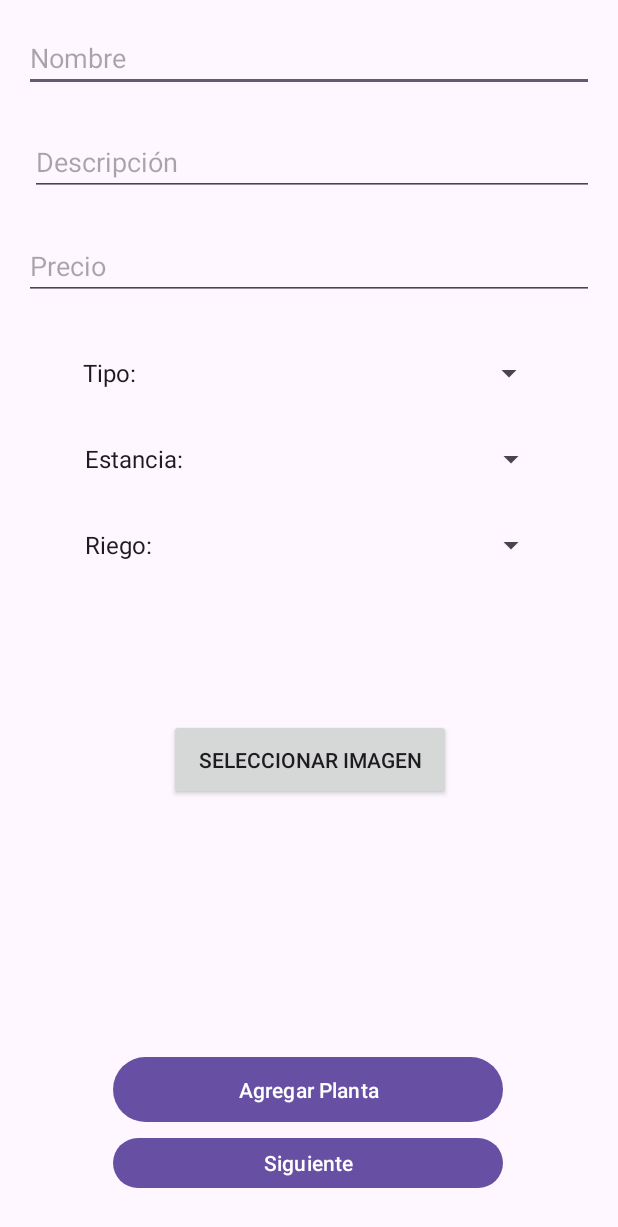
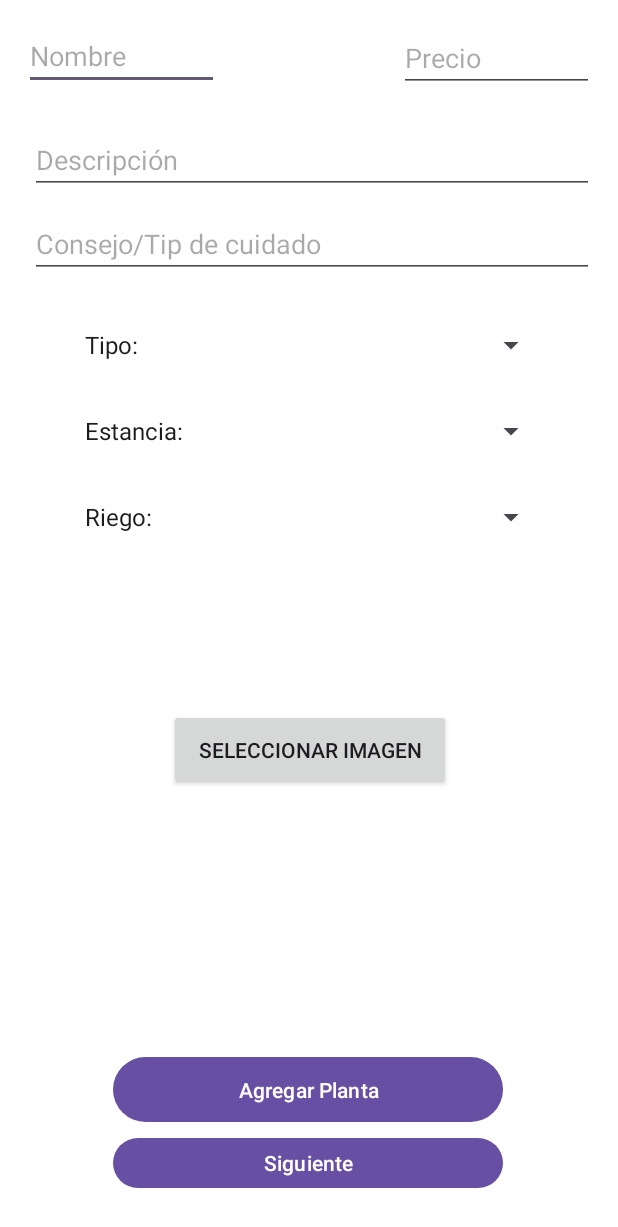
Before and after one commit to AxellSC/GreenLeaf-V1.0.0, an Android app: the FormActivity screen opened directly, with no data from a screen before it, after a tap on "Agregar Planta", on a phone screen of 412 x 824 dp. Shown: the top 1227 px of the screen. Run offline under Robolectric (Android 15) with nearby library versions, the phone set to English and light mode, and no system bars; our stand-ins replace Firebase (no records; nobody signed in at launch, a user with empty details on screens opened directly).

Commit message:
Se agregó el consejo al modelo de planta y a la BD2

```diff
--- a/app/src/main/java/com/example/greenleaf_v100/model/ModelPlant.kt
+++ b/app/src/main/java/com/example/greenleaf_v100/model/ModelPlant.kt
@@ -10,5 +10,6 @@ data class ModelPlanta (
     val fotoUrl: String = "",
     val tipo: String = "",         // spnTipo
     val estancia: String = "",    // spnEstancia
-    val riego: String = ""       // spnRiego
+    val riego: String = "",       // spnRiego
+    val consejo: String = "",
 )
--- a/app/src/main/java/com/example/greenleaf_v100/model/PlantasAdapter.kt
+++ b/app/src/main/java/com/example/greenleaf_v100/model/PlantasAdapter.kt
@@ -25,6 +25,7 @@ class PlantasAdapter(
                 tvNombre.text = planta.nombre
                 tvPrecio.text = "$${planta.precio}"
                 tvDescripcion.text = planta.descripcion
+
 
                 // Asignar iconos según características
                 ivTipo.setImageResource(getIconoTipo(planta.tipo))
--- a/app/src/main/java/com/example/greenleaf_v100/view/FormActivity.kt
+++ b/app/src/main/java/com/example/greenleaf_v100/view/FormActivity.kt
@@ -49,11 +49,13 @@ class FormActivity : AppCompatActivity() {
             val nombre = binding.etNombre.text.toString()
             val descripcion = binding.etDescripcion.text.toString()
             val precio = binding.etPrecio.text.toString()
+            val consejo = binding.etConsejo.text.toString()
             val spnTipo = binding.spnTipo.selectedItem.toString()
             val spnEstancia = binding.spnEstancia.selectedItem.toString()
             val spnRiego = binding.spnRiego.selectedItem.toString()
 
-            if (imageUri == null || nombre.isBlank() || descripcion.isBlank() || precio.isBlank())  {
+
+            if (imageUri == null || nombre.isBlank() || descripcion.isBlank() || precio.isBlank() || consejo.isBlank() )  {
                 Toast.makeText(this, "Completa todos los campos", Toast.LENGTH_SHORT).show()
                 return@setOnClickListener
             }
@@ -64,7 +66,7 @@ class FormActivity : AppCompatActivity() {
             }
 
             subirImagenAFirebase(imageUri!!) { urlImagen ->
-                guardarPlantaEnFirestore(nombre, descripcion, precio, urlImagen, spnTipo, spnEstancia, spnRiego)
+                guardarPlantaEnFirestore(nombre, descripcion, precio, urlImagen, spnTipo, spnEstancia, spnRiego, consejo)
             }
         }
 
@@ -118,7 +120,8 @@ class FormActivity : AppCompatActivity() {
         urlImagen: String,
         spnTipo: String,
         spnEstancia: String,
-        spnRiego: String)
+        spnRiego: String,
+        consejo: String)
     {
         val nuevoDocumento = Firebase.firestore.collection("plantas").document()
 
@@ -130,7 +133,8 @@ class FormActivity : AppCompatActivity() {
             urlImagen,
             spnTipo,       // categoria
             spnEstancia,   // tipoCuidado
-            spnRiego       // nivelDificultad
+            spnRiego,       // nivelDificultad
+            consejo
 
         )
 
--- a/app/src/main/res/layout/activity_form.xml
+++ b/app/src/main/res/layout/activity_form.xml
@@ -3,6 +3,7 @@
     xmlns:app="http://schemas.android.com/apk/res-auto"
     xmlns:tools="http://schemas.android.com/tools"
     android:id="@+id/layoutFormulario"
+    android:background="@color/white"
     android:layout_width="match_parent"
     android:layout_height="match_parent"
     android:orientation="vertical"
@@ -10,8 +11,8 @@
 
     <EditText
         android:id="@+id/etNombre"
-        android:layout_width="match_parent"
-        android:layout_height="wrap_content"
+        android:layout_width="130dp"
+        android:layout_height="44dp"
         android:hint="Nombre"
         app:layout_constraintStart_toStartOf="parent"
         app:layout_constraintTop_toTopOf="parent" />
@@ -21,21 +22,30 @@
         android:layout_width="match_parent"
         android:layout_height="wrap_content"
         android:layout_marginStart="4dp"
-        android:layout_marginTop="24dp"
+        android:layout_marginTop="68dp"
         android:hint="Descripción"
         app:layout_constraintStart_toStartOf="parent"
-        app:layout_constraintTop_toBottomOf="@+id/etNombre" />
+        app:layout_constraintTop_toTopOf="parent" />
+
+    <EditText
+        android:id="@+id/etConsejo"
+        android:layout_width="match_parent"
+        android:layout_height="wrap_content"
+        android:layout_marginStart="4dp"
+        android:layout_marginTop="124dp"
+        android:hint="Consejo/Tip de cuidado"
+        app:layout_constraintStart_toStartOf="parent"
+        app:layout_constraintTop_toTopOf="parent" />
 
     <EditText
         android:id="@+id/etPrecio"
-        android:layout_width="match_parent"
+        android:layout_width="130dp"
         android:layout_height="wrap_content"
-        android:layout_marginTop="24dp"
         android:hint="Precio"
         app:layout_constraintEnd_toEndOf="parent"
         app:layout_constraintHorizontal_bias="1.0"
-        app:layout_constraintStart_toStartOf="parent"
-        app:layout_constraintTop_toBottomOf="@+id/etDescripcion" />
+        app:layout_constraintStart_toEndOf="@+id/etNombre"
+        app:layout_constraintTop_toTopOf="parent" />
 
     <androidx.appcompat.widget.AppCompatButton
         android:id="@+id/btnSeleccionarImagen"
@@ -50,8 +60,8 @@
 
     <ImageView
         android:id="@+id/ivPreview"
-        android:layout_width="189dp"
-        android:layout_height="139dp"
+        android:layout_width="220dp"
+        android:layout_height="146dp"
         android:layout_marginBottom="12dp"
         android:scaleType="centerCrop"
         app:layout_constraintBottom_toTopOf="@+id/btnAgregar"
@@ -84,11 +94,11 @@
         android:id="@+id/spnTipo"
         android:layout_width="316dp"
         android:layout_height="41dp"
-        android:layout_marginTop="28dp"
+        android:layout_marginTop="24dp"
         app:layout_constraintEnd_toEndOf="parent"
-        app:layout_constraintHorizontal_bias="0.492"
+        app:layout_constraintHorizontal_bias="0.507"
         app:layout_constraintStart_toStartOf="parent"
-        app:layout_constraintTop_toBottomOf="@+id/etPrecio" />
+        app:layout_constraintTop_toBottomOf="@+id/etConsejo" />
 
     <Spinner
         android:id="@+id/spnEstancia"
```
